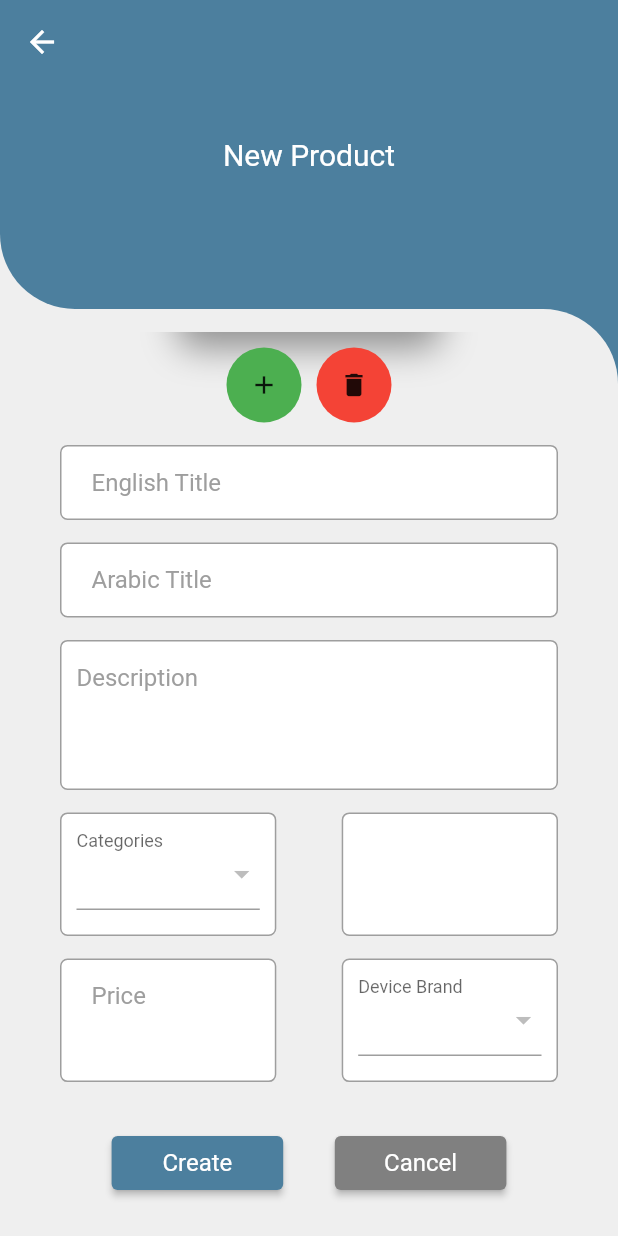
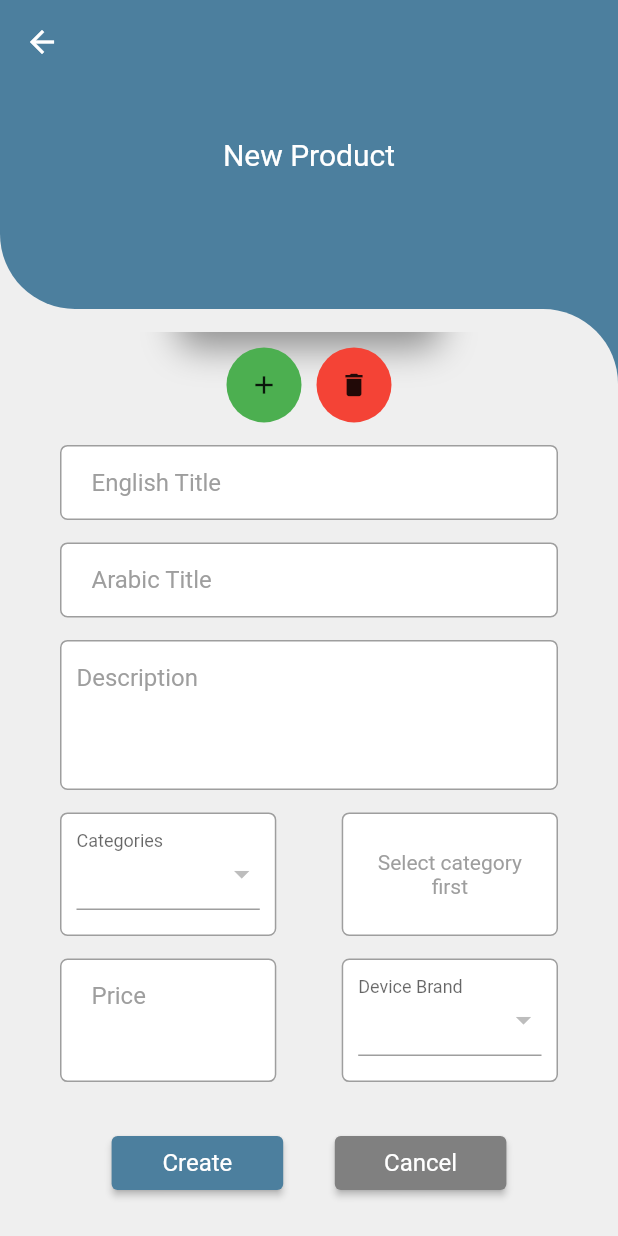
Before and after one commit to OdehMohamed/techno_store, a Flutter app: the NewProduct screen opened directly, scrolled down 334 dp, on a phone screen of 412 x 824 dp. Run offline on Flutter 3.47's test engine with Material 2 defaults, Android fonts, the phone set to English and light mode, and no system bars; drawn by our look-alikes of auto_size_text; our stand-ins replace cloud_firestore, easy_localization, file_picker, firebase_auth, firebase_core, firebase_storage and 8 more; missing offline and left inert: dart:ffi, pattern_lock; accounts and stored records are empty.

Commit message:
fixing ui2

```diff
--- a/assets/translations/ar.json
+++ b/assets/translations/ar.json
@@ -94,5 +94,6 @@
   "Added successfully": "تمت الاضافة بنجاح",
   "No Data": "لا يوجد بيانات",
   "Edited successfully": "تم التعديل بنجاح",
-  "this field is Required": "هذا الحقل مطلوب"
+  "this field is Required": "هذا الحقل مطلوب",
+  "Select category first":"يجب اختيار التصنيف اولا"
 }
--- a/assets/translations/en.json
+++ b/assets/translations/en.json
@@ -94,5 +94,6 @@
   "Added successfully": "Added successfully",
   "No Data": "No Data",
   "Edited successfully": "Edited successfully",
-  "this field is Required": "this field is Required"
+  "this field is Required": "this field is Required",
+  "Select category first": "Select category first"
 }
--- a/lib/core/new_product/view/new_product.dart
+++ b/lib/core/new_product/view/new_product.dart
@@ -421,7 +421,7 @@ class _NewProductState extends State<NewProduct> {
                                             }
                                             return SizedBox();
                                           })
-                                          : SizedBox(),
+                                          : Center (child :Text("Select category first".tr(),style: TextStyle(color: Colors.grey),textAlign: TextAlign.center,)),
                                       // DropdownButtonFormField(
                                       //   isExpanded: true,
                                       //   hint: WidgetUtilities.autoSizeText("Sub-Categories",textStyle: TextStyle(color: Colors.black)),
```
